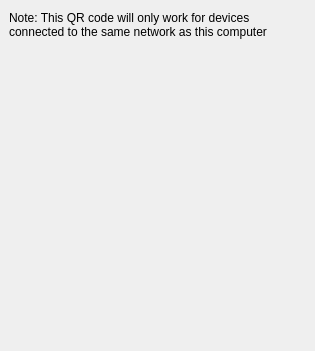
Qt form glue_ar/qr_dialog.ui (glue-viz/glue-ar) before a commit.
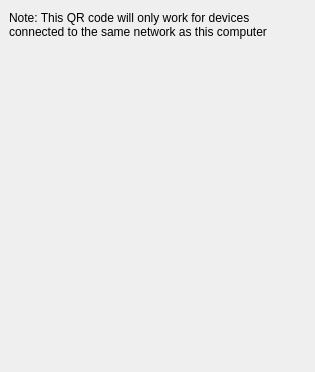
The same form after that commit.

Commit message: Create QR code inside of the dialog.

Diff of the .ui file:
```diff
--- a/glue_ar/qr_dialog.ui
+++ b/glue_ar/qr_dialog.ui
@@ -7,7 +7,7 @@
     <x>0</x>
     <y>0</y>
     <width>315</width>
-    <height>351</height>
+    <height>372</height>
    </rect>
   </property>
   <property name="sizePolicy">
@@ -43,7 +43,7 @@
    <property name="geometry">
     <rect>
      <x>10</x>
-     <y>50</y>
+     <y>69</y>
      <width>300</width>
      <height>300</height>
     </rect>
```
Left out of the diff: 13 changed lines with no effect on the pictures. The commit also changes 2 other files.
